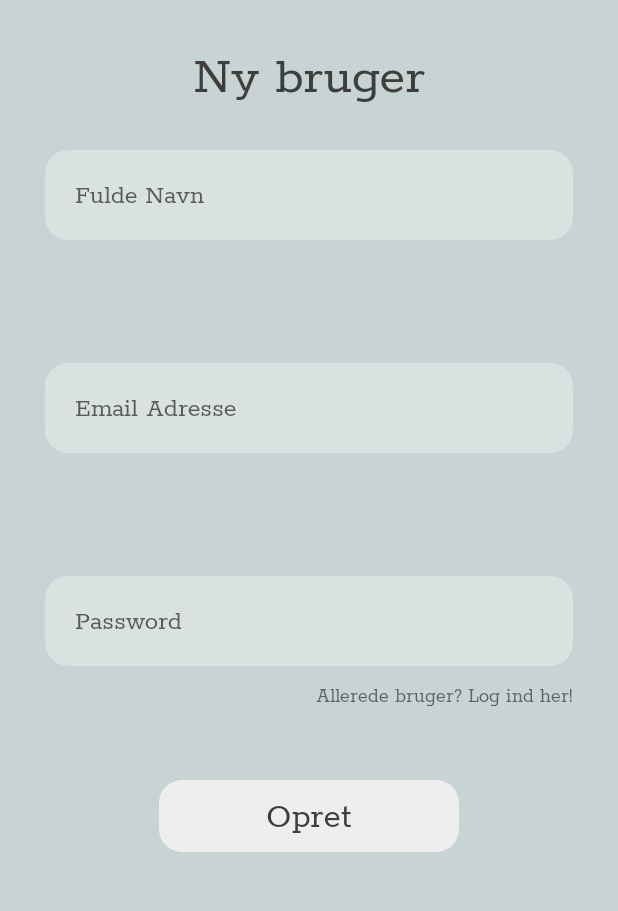
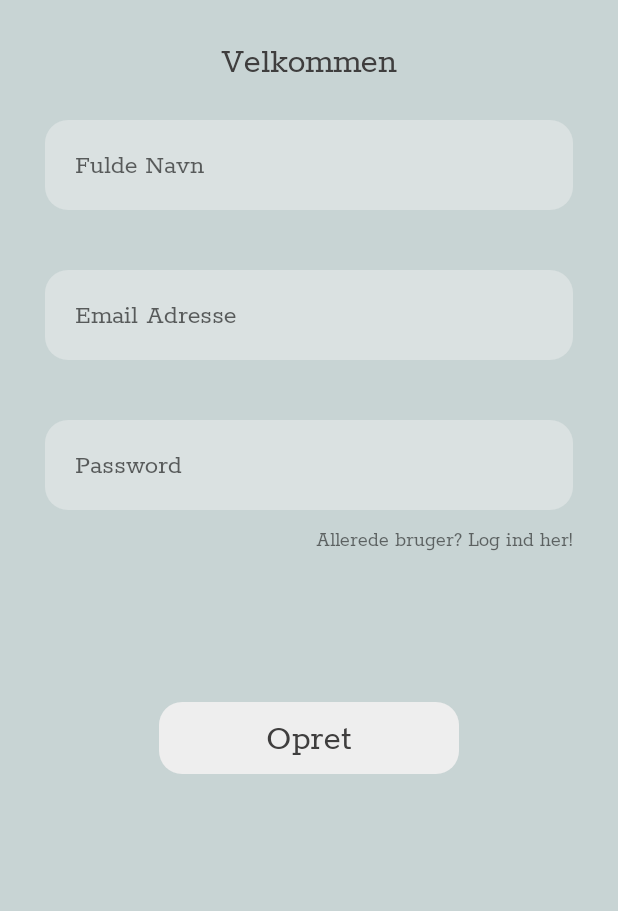
Before and after one commit to kajgaard/BrogApp, an Android app: the screen it shows after launch (CreateUserActivity), on a phone screen of 412 x 824 dp, the part 270-1181 px from its top. Run offline under Robolectric (Android 15) with nearby library versions, the phone set to English and light mode, and no system bars; our stand-ins replace Firebase (no records; nobody signed in at launch, a user with empty details on screens opened directly).

Commit message:
Create user tested and WORKS! Need UI fixes

```diff
--- a/app/src/main/res/layout/activity_create_user.xml
+++ b/app/src/main/res/layout/activity_create_user.xml
@@ -48,7 +48,7 @@
         android:layout_width="0dp"
         android:layout_height="60dp"
         android:layout_marginStart="30dp"
-        android:layout_marginTop="100dp"
+        android:layout_marginTop="80dp"
         android:layout_marginEnd="30dp"
         android:background="@drawable/rounded_square"
         android:backgroundTint="@color/AccentColorGreenLight"
@@ -65,18 +65,18 @@
         android:layout_width="0dp"
         android:layout_height="60dp"
         android:layout_marginStart="30dp"
+        android:layout_marginTop="280dp"
         android:layout_marginEnd="30dp"
-        android:layout_marginBottom="200dp"
         android:background="@drawable/rounded_square"
         android:backgroundTint="@color/AccentColorGreenLight"
         android:ems="10"
         android:hint="Password"
         android:inputType="textPassword"
         android:paddingLeft="20dp"
-        app:layout_constraintBottom_toBottomOf="parent"
         app:layout_constraintEnd_toEndOf="parent"
         app:layout_constraintHorizontal_bias="0.0"
-        app:layout_constraintStart_toStartOf="parent" />
+        app:layout_constraintStart_toStartOf="parent"
+        app:layout_constraintTop_toBottomOf="@+id/logoIV" />
 
     <ImageView
         android:id="@+id/logoIV"
@@ -93,9 +93,9 @@
         android:id="@+id/newUserTV"
         android:layout_width="wrap_content"
         android:layout_height="wrap_content"
-        android:text="Ny bruger"
+        android:text="Velkommen"
         android:textColor="@color/TextColor"
-        android:textSize="36sp"
+        android:textSize="24sp"
         app:layout_constraintBottom_toTopOf="@+id/nameET"
         app:layout_constraintEnd_toEndOf="parent"
         app:layout_constraintHorizontal_bias="0.5"
```
